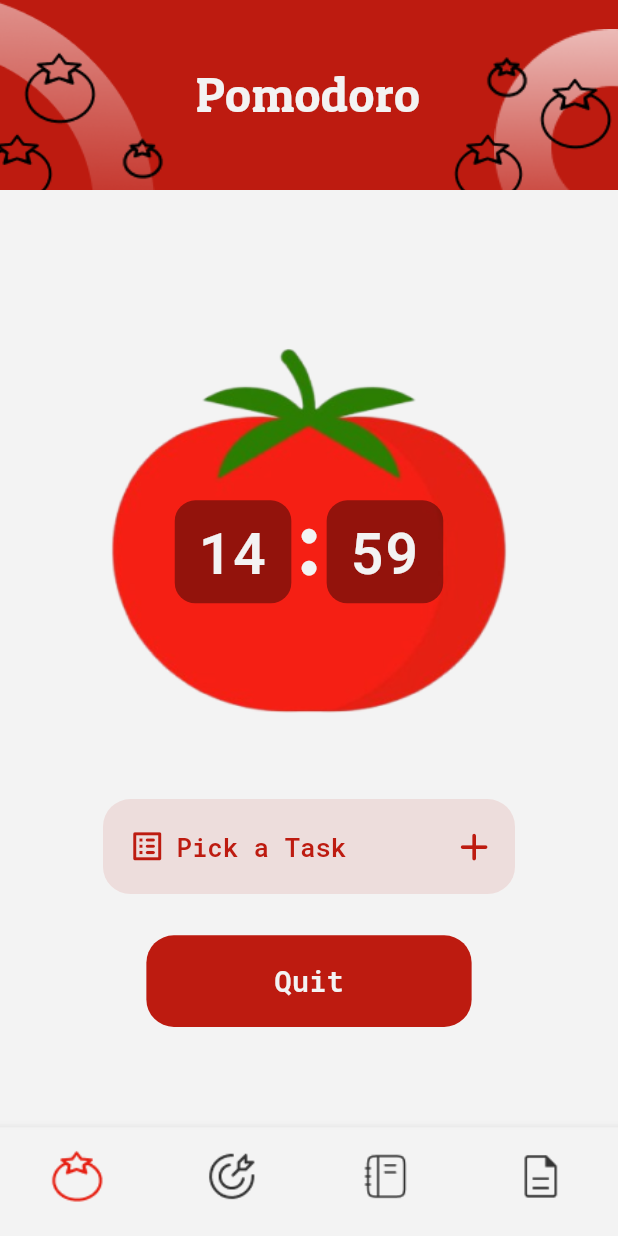
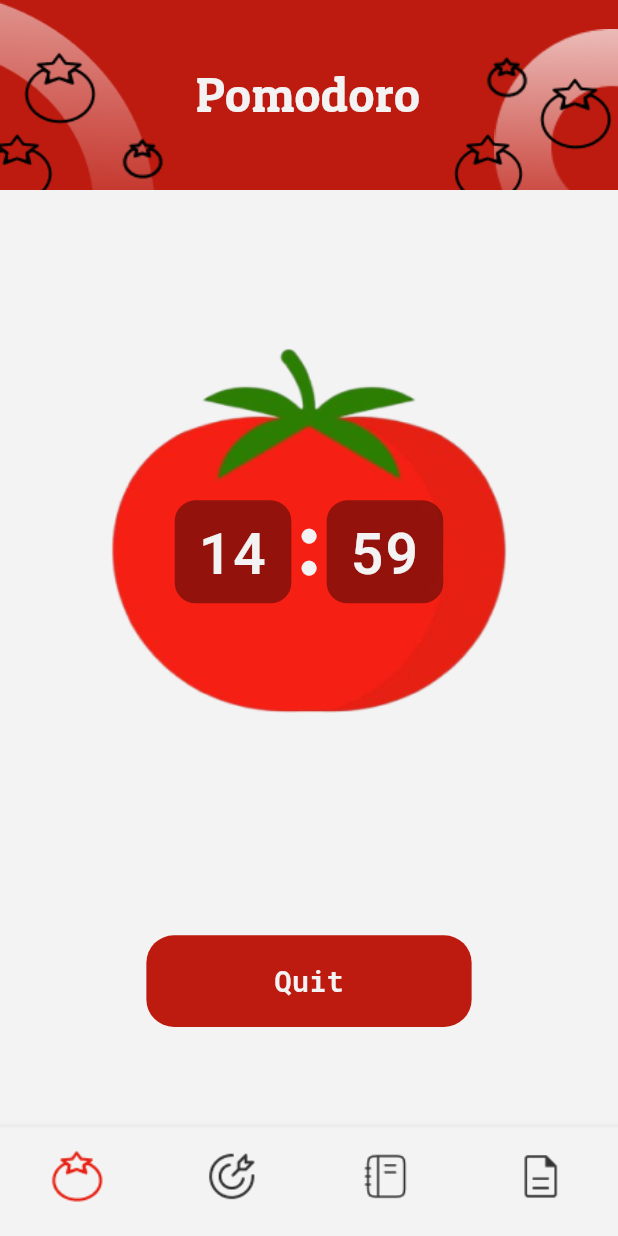
Before and after one commit to Abdusalom-mobile-developer/pomodoro, a Flutter app: the screen it shows after launch, after a tap on "Short Break", after a tap on "Long Break", after a tap on "Start", on a phone screen of 412 x 824 dp. Run offline on Flutter 3.47's test engine with Material 3 defaults, Android fonts, the phone set to English and light mode, and no system bars; our stand-ins replace go_router; missing offline and left inert: back_button_interceptor.

Commit message:
Made Task Picking button disappear when timer has started.

```diff
--- a/lib/screens/home.dart
+++ b/lib/screens/home.dart
@@ -346,14 +346,18 @@ class _HomeScreenState extends State<HomeScreen> {
                 ),
               ),
               // Task Picking Part
-              Container(
+              provider.isTimerWorking
+                  ? SizedBox(
+                      height: CustomSize.height(context, 13),
+                    )
+                  : Container(
                       alignment: Alignment.center,
                       width: CustomSize.width(context, 1.5),
                       height: CustomSize.height(context, 13),
                       decoration: BoxDecoration(
                           color: UtilsColors.pink.withOpacity(0.1),
-                    borderRadius:
-                        BorderRadius.circular(CustomSize.height(context, 45))),
+                          borderRadius: BorderRadius.circular(
+                              CustomSize.height(context, 45))),
                       child: TextButton(
                           onPressed: () {
                             MyBottomSheet.showCustomBottomSheet(context);
@@ -399,7 +403,9 @@ class _HomeScreenState extends State<HomeScreen> {
                       provider.isTimerWorking ? provider.quitTimer() : null;
                     })
                   : CustomTimerSQ("Start", () {
-                      provider.isTimerWorking ? null : provider.startTimer(context);
+                      provider.isTimerWorking
+                          ? null
+                          : provider.startTimer(context);
                     }),
               // Quit Button
             ],
```
Lines whose indentation alone changed are shown as unchanged.
